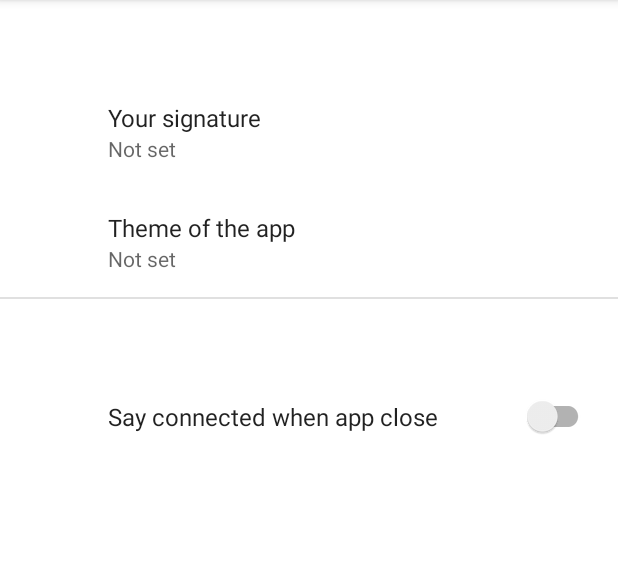
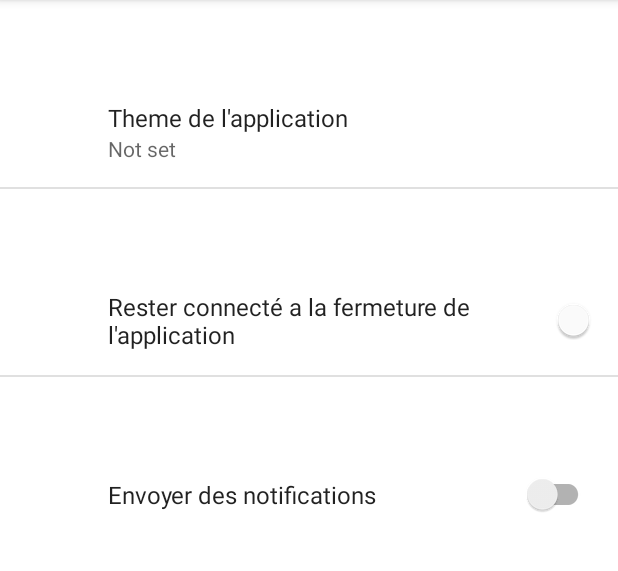
Before and after one commit to BertaudNathan/Android-ToDoList, an Android app: the PreferenceActivity screen opened directly, with no data from a screen before it, on a phone screen of 412 x 824 dp, the part 84-655 px from its top. Run offline under Robolectric (Android 15) with nearby library versions, the phone set to English and light mode, and no system bars; our stand-ins replace androidx.preference.

Commit message:
theme coherent, reste calendrier a styliser

```diff
--- a/app/src/main/res/layout/calendar_modale.xml
+++ b/app/src/main/res/layout/calendar_modale.xml
@@ -17,18 +17,20 @@
         android:paddingBottom="8dp" />
 
     <!-- Sélecteur de date -->
+
+    <!-- Boutons -->
     <DatePicker
         android:id="@+id/datePicker"
         android:layout_width="match_parent"
         android:layout_height="wrap_content"
+        android:background="?attr/colorAccent"
+        android:backgroundTint="?attr/colorAccent"
+        android:calendarTextColor="?attr/colorOnPrimary"
         android:calendarViewShown="true"
+        android:headerBackground="?attr/colorPrimary"
         android:spinnersShown="false"
-        android:headerBackground="?attr/colorPrimary"
-        android:background="?attr/colorPrimaryVariant"
-        android:yearListSelectorColor="?attr/colorPrimary"
-        />
+        android:yearListSelectorColor="?attr/colorPrimary" />
 
-    <!-- Boutons -->
     <LinearLayout
         android:layout_width="match_parent"
         android:layout_height="wrap_content"
--- a/app/src/main/res/values/arrays.xml
+++ b/app/src/main/res/values/arrays.xml
@@ -3,7 +3,7 @@
     <string-array name="Theme_entries">
         <item>Light</item>
         <item>Dark</item>
-        <item>System</item>
+        <item>Systeme</item>
     </string-array>
 
     <string-array name="Theme_values">
--- a/app/src/main/res/xml/root_preferences.xml
+++ b/app/src/main/res/xml/root_preferences.xml
@@ -1,18 +1,12 @@
 <PreferenceScreen xmlns:android="http://schemas.android.com/apk/res/android" xmlns:app="http://schemas.android.com/apk/res-auto">
 
     <PreferenceCategory app:title="@string/messages_header">
-
-        <EditTextPreference
-            app:key="signature"
-            app:title="@string/signature_title"
-            app:useSimpleSummaryProvider="true" />
-
         <ListPreference
             app:defaultValue="Theme"
             app:entries="@array/Theme_entries"
             app:entryValues="@array/Theme_values"
             app:key="Theme"
-            app:title="Theme of the app"
+            app:title="Theme de l'application"
             app:useSimpleSummaryProvider="true" />
 
     </PreferenceCategory>
@@ -21,7 +15,16 @@
 
         <SwitchPreferenceCompat
             app:key="stayConnected"
-            app:title="Say connected when app close"
+            app:title="Rester connecté a la fermeture de l'application"
+            app:defaultValue="true"
+            />
+    </PreferenceCategory>
+
+    <PreferenceCategory app:title="Notifications">
+
+        <SwitchPreferenceCompat
+            app:key="SendNotif"
+            app:title="Envoyer des notifications"
             />
     </PreferenceCategory>
 </PreferenceScreen>
```
